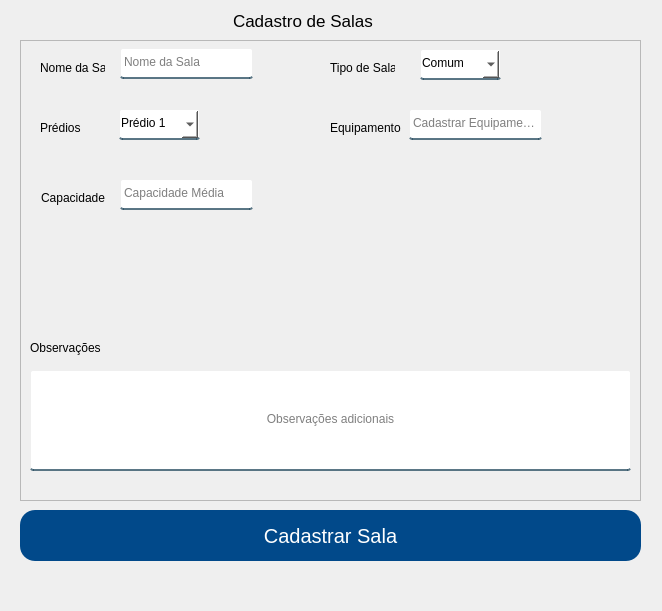
The window that App/view/ui/cadastroSalas.ui (Senac-SOR-ADS/Mapa-de-Sala) describes before a commit, drawn with Qt 5.
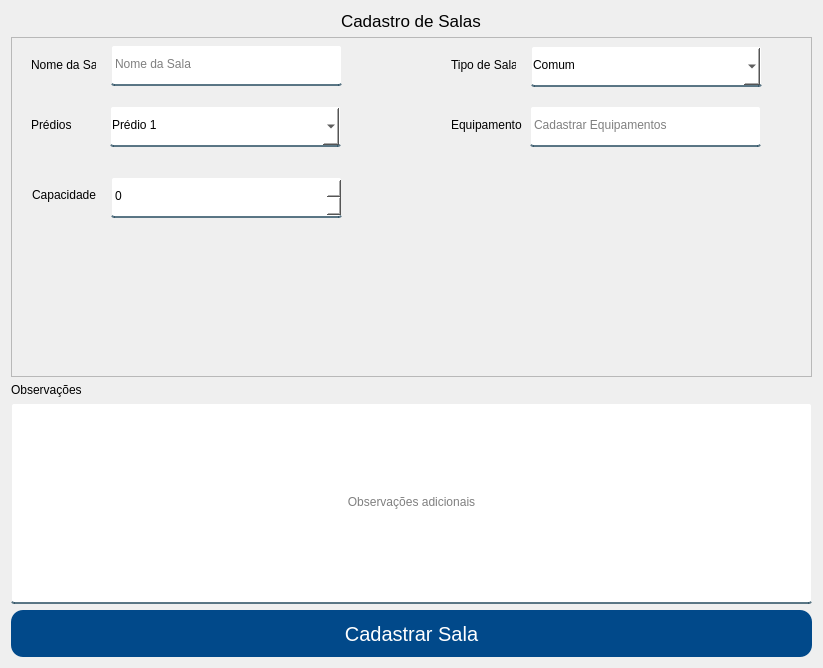
The same window after the commit.

```diff
--- a/App/view/ui/cadastroSalas.ui
+++ b/App/view/ui/cadastroSalas.ui
@@ -6,15 +6,15 @@
    <rect>
     <x>0</x>
     <y>0</y>
-    <width>662</width>
-    <height>611</height>
+    <width>819</width>
+    <height>664</height>
    </rect>
   </property>
   <property name="windowTitle">
    <string>Form</string>
   </property>
   <property name="styleSheet">
-   <string notr="true">QLineEdit, QComboBox {
+   <string notr="true">QLineEdit, QComboBox, QSpinBox {
 	background-color: white;
 	border:2px solid rgba(0,0,0,0);
 	border-radius: 3px;
@@ -27,7 +27,8 @@
 	background-color: #01498a;
 	color: #FFF;
 	border: none;
-	border-radius: 15px;
+	border-radius: 12px;
+
 }
  
 #cadastrarSala:hover {
@@ -38,35 +39,32 @@
 	color: red;
 }</string>
   </property>
-  <widget class="QPushButton" name="cadastrarSala">
-   <property name="geometry">
-    <rect>
-     <x>20</x>
-     <y>510</y>
-     <width>621</width>
-     <height>51</height>
-    </rect>
-   </property>
+  <layout class="QVBoxLayout" name="verticalLayout">
+   <item alignment="Qt::AlignHCenter|Qt::AlignBottom">
+    <widget class="QLabel" name="label_7">
    <property name="font">
     <font>
-     <pointsize>15</pointsize>
-    </font>
-   </property>
-   <property name="cursor">
-    <cursorShape>PointingHandCursor</cursorShape>
-   </property>
+       <pointsize>13</pointsize>
+      </font>
+     </property>
    <property name="text">
-    <string>Cadastrar Sala</string>
-   </property>
-  </widget>
+      <string>Cadastro de Salas</string>
+     </property>
+    </widget>
+   </item>
+   <item alignment="Qt::AlignHCenter">
   <widget class="QFrame" name="frame">
-   <property name="geometry">
-    <rect>
-     <x>20</x>
-     <y>40</y>
-     <width>621</width>
-     <height>461</height>
-    </rect>
+     <property name="sizePolicy">
+      <sizepolicy hsizetype="Preferred" vsizetype="Expanding">
+       <horstretch>0</horstretch>
+       <verstretch>0</verstretch>
+      </sizepolicy>
+     </property>
+     <property name="minimumSize">
+      <size>
+       <width>801</width>
+       <height>340</height>
+      </size>
    </property>
    <property name="frameShape">
     <enum>QFrame::StyledPanel</enum>
@@ -74,41 +72,6 @@
    <property name="frameShadow">
     <enum>QFrame::Raised</enum>
    </property>
-   <widget class="QLineEdit" name="feedbackText">
-    <property name="geometry">
-     <rect>
-      <x>10</x>
-      <y>330</y>
-      <width>601</width>
-      <height>101</height>
-     </rect>
-    </property>
-    <property name="alignment">
-     <set>Qt::AlignCenter</set>
-    </property>
-    <property name="placeholderText">
-     <string>Observações adicionais</string>
-    </property>
-    <property name="cursorMoveStyle">
-     <enum>Qt::VisualMoveStyle</enum>
-    </property>
-    <property name="clearButtonEnabled">
-     <bool>false</bool>
-    </property>
-   </widget>
-   <widget class="QLabel" name="label_6">
-    <property name="geometry">
-     <rect>
-      <x>10</x>
-      <y>300</y>
-      <width>71</width>
-      <height>16</height>
-     </rect>
-    </property>
-    <property name="text">
-     <string>Observações</string>
-    </property>
-   </widget>
    <widget class="QLabel" name="label_5">
     <property name="geometry">
      <rect>
@@ -122,26 +85,10 @@
      <string>Capacidade</string>
     </property>
    </widget>
-   <widget class="QLineEdit" name="mediaCapacidade">
-    <property name="geometry">
-     <rect>
-      <x>100</x>
-      <y>139</y>
-      <width>133</width>
-      <height>31</height>
-     </rect>
-    </property>
-    <property name="alignment">
-     <set>Qt::AlignLeading|Qt::AlignLeft|Qt::AlignVCenter</set>
-    </property>
-    <property name="placeholderText">
-     <string>Capacidade Média</string>
-    </property>
-   </widget>
    <widget class="QLabel" name="label_4">
     <property name="geometry">
      <rect>
-      <x>310</x>
+        <x>440</x>
       <y>80</y>
       <width>71</width>
       <height>16</height>
@@ -154,10 +101,10 @@
    <widget class="QLineEdit" name="tipoEquipamento">
     <property name="geometry">
      <rect>
-      <x>389</x>
+        <x>519</x>
       <y>69</y>
-      <width>133</width>
-      <height>31</height>
+        <width>231</width>
+        <height>41</height>
      </rect>
     </property>
     <property name="placeholderText">
@@ -169,8 +116,8 @@
      <rect>
       <x>99</x>
       <y>69</y>
-      <width>81</width>
-      <height>31</height>
+        <width>231</width>
+        <height>41</height>
      </rect>
     </property>
     <property name="cursor">
@@ -212,10 +159,10 @@
    <widget class="QComboBox" name="tipoSala">
     <property name="geometry">
      <rect>
-      <x>400</x>
+        <x>520</x>
       <y>9</y>
-      <width>81</width>
-      <height>31</height>
+        <width>231</width>
+        <height>41</height>
      </rect>
     </property>
     <property name="cursor">
@@ -257,7 +204,7 @@
    <widget class="QLabel" name="label_2">
     <property name="geometry">
      <rect>
-      <x>310</x>
+        <x>440</x>
       <y>20</y>
       <width>65</width>
       <height>16</height>
@@ -285,33 +232,89 @@
      <rect>
       <x>100</x>
       <y>8</y>
-      <width>133</width>
-      <height>31</height>
+        <width>231</width>
+        <height>41</height>
      </rect>
     </property>
     <property name="placeholderText">
      <string>Nome da Sala</string>
     </property>
    </widget>
-  </widget>
-  <widget class="QLabel" name="label_7">
+     <widget class="QSpinBox" name="mediaCapacidade">
    <property name="geometry">
     <rect>
-     <x>233</x>
-     <y>10</y>
-     <width>141</width>
-     <height>21</height>
-    </rect>
+        <x>100</x>
+        <y>140</y>
+        <width>231</width>
+        <height>41</height>
+       </rect>
+      </property>
+      <property name="cursor">
+       <cursorShape>PointingHandCursor</cursorShape>
+      </property>
+      <property name="maximum">
+       <number>1000</number>
+      </property>
+     </widget>
+    </widget>
+   </item>
+   <item>
+    <widget class="QLabel" name="label_6">
+     <property name="text">
+      <string>Observações</string>
+     </property>
+    </widget>
+   </item>
+   <item>
+    <widget class="QLineEdit" name="feedbackText">
+     <property name="sizePolicy">
+      <sizepolicy hsizetype="Expanding" vsizetype="Preferred">
+       <horstretch>0</horstretch>
+       <verstretch>0</verstretch>
+      </sizepolicy>
+     </property>
+     <property name="minimumSize">
+      <size>
+       <width>721</width>
+       <height>201</height>
+      </size>
+     </property>
+     <property name="alignment">
+      <set>Qt::AlignCenter</set>
+     </property>
+     <property name="placeholderText">
+      <string>Observações adicionais</string>
+     </property>
+     <property name="cursorMoveStyle">
+      <enum>Qt::VisualMoveStyle</enum>
+     </property>
+     <property name="clearButtonEnabled">
+      <bool>false</bool>
+     </property>
+    </widget>
+   </item>
+   <item>
+    <widget class="QPushButton" name="cadastrarSala">
+     <property name="minimumSize">
+      <size>
+       <width>762</width>
+       <height>47</height>
+      </size>
    </property>
    <property name="font">
     <font>
-     <pointsize>13</pointsize>
-    </font>
-   </property>
+       <pointsize>15</pointsize>
+      </font>
+     </property>
+     <property name="cursor">
+      <cursorShape>PointingHandCursor</cursorShape>
+     </property>
    <property name="text">
-    <string>Cadastro de Salas</string>
-   </property>
-  </widget>
+      <string>Cadastrar Sala</string>
+     </property>
+    </widget>
+   </item>
+  </layout>
  </widget>
  <tabstops>
   <tabstop>nomeSala</tabstop>
```
Left out of the diff: 1 changed line with no effect on the pictures. Lines whose indentation alone changed are shown as unchanged.
